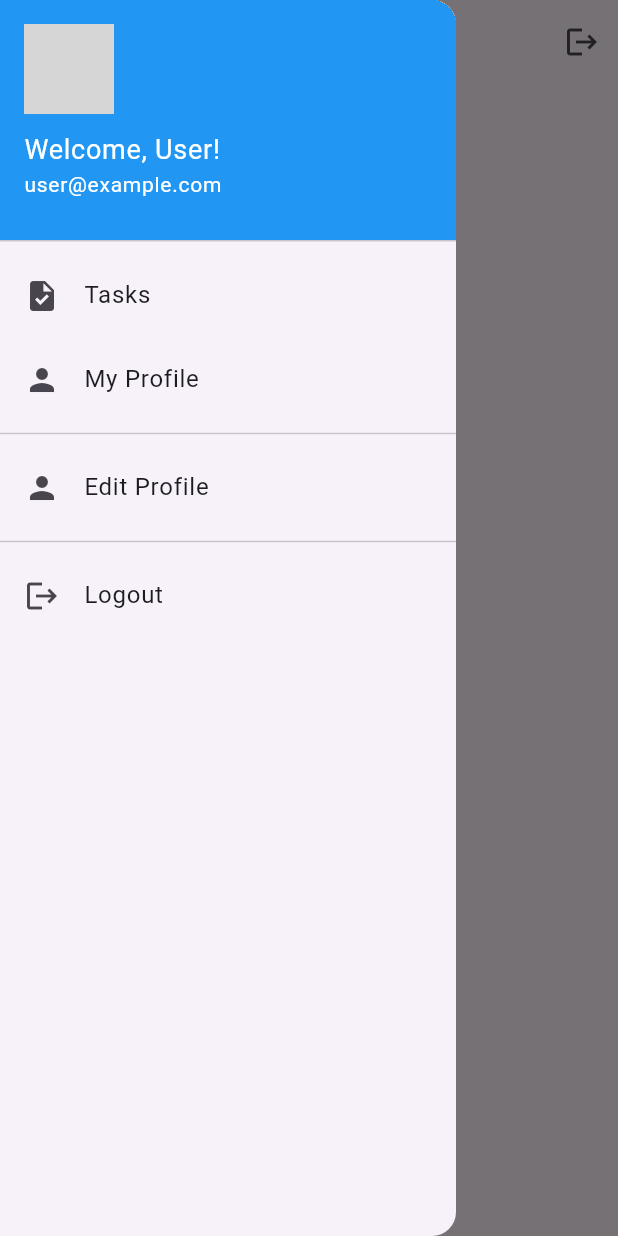
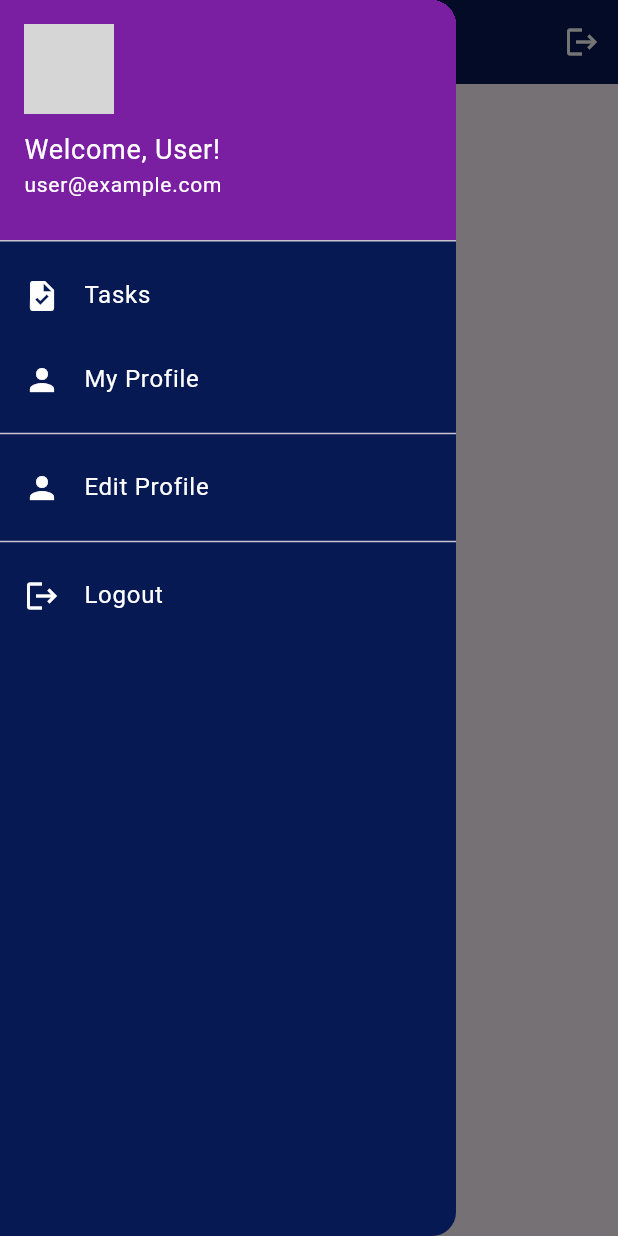
Before and after one commit to rahatcse5bu/bdcalling_task, a Flutter app: the DashboardView screen opened by its route, with the side drawer open, on a phone screen of 412 x 824 dp. Run offline on Flutter 3.47's test engine with Material 3 defaults, Android fonts, the phone set to English and light mode, and no system bars; our stand-ins replace dartz, file_picker, get, shared_preferences; accounts and stored records are empty; grey boxes are pictures that could not be loaded.

Commit message:
other things added

```diff
--- a/lib/app/modules/dashboard/view/dashboard_view.dart
+++ b/lib/app/modules/dashboard/view/dashboard_view.dart
@@ -1,4 +1,5 @@
 import 'dart:convert';
+import 'package:bdcalling_task/app/constant/app_color.dart';
 import 'package:flutter/material.dart';
 import 'package:get/get.dart';
 import '../../../routes/app_pages.dart';
@@ -13,7 +14,10 @@ class DashboardView extends StatelessWidget {
   Widget build(BuildContext context) {
     return Scaffold(
       appBar: AppBar(
-        title: Text('Dashboard'),
+        title: Text('Dashboard', style: TextStyle(color:Colors.white),),
+        centerTitle: true,
+        backgroundColor: AppColors.primary,
+         iconTheme: IconThemeData(color: Colors.white), // Set the hamburger icon color to white
         actions: [
           IconButton(
             icon: Icon(Icons.logout),
@@ -24,6 +28,7 @@ class DashboardView extends StatelessWidget {
         ],
       ),
       drawer: Drawer(
+backgroundColor: AppColors.primary,
         child: FutureBuilder<Map<String, dynamic>?>(
           future: StorageHelper.getUserInfo(),
           builder: (context, snapshot) {
@@ -40,7 +45,7 @@ class DashboardView extends StatelessWidget {
               children: [
                 DrawerHeader(
                   decoration: BoxDecoration(
-                    color: Colors.blue,
+                    color: AppColors.secondary,
                   ),
                   child: Column(
                     crossAxisAlignment: CrossAxisAlignment.start,
@@ -63,31 +68,31 @@ class DashboardView extends StatelessWidget {
                 ),
                 // Navigation Items
                 ListTile(
-                  leading: Icon(Icons.task),
-                  title: Text('Tasks'),
+                  leading: Icon(Icons.task,color: Colors.white,),
+                  title: Text('Tasks',  style: TextStyle(color: Colors.white)),
                   onTap: () {
                     Get.to(() => TaskListView());
                   },
                 ),
                 ListTile(
-                  leading: Icon(Icons.person),
-                  title: Text('My Profile'),
+                  leading: Icon(Icons.person,color: Colors.white,),
+                  title: Text('My Profile',  style: TextStyle(color: Colors.white)),
                   onTap: () {
                     Get.toNamed(Routes.profile);
                   },
                 ),
                 Divider(),
                 ListTile(
-                  leading: Icon(Icons.person),
-                  title: Text('Edit Profile'),
+                  leading: Icon(Icons.person,color: Colors.white,),
+                  title: Text('Edit Profile',  style: TextStyle(color: Colors.white)),
                   onTap: () {
                     Get.toNamed(Routes.editProfile);
                   },
                 ),
                 Divider(),
                 ListTile(
-                  leading: Icon(Icons.logout),
-                  title: Text('Logout'),
+                  leading: Icon(Icons.logout,color: Colors.white,),
+                  title: Text('Logout',  style: TextStyle(color: Colors.white)),
                   onTap: () {
                     controller.logout();
                   },
--- a/lib/app/routes/app_pages.dart
+++ b/lib/app/routes/app_pages.dart
@@ -1,3 +1,4 @@
+import 'package:bdcalling_task/app/modules/login/widgets/verify_user.dart';
 import 'package:get/get.dart';
 
 import '../APIs/auth_middleware/auth_middleware.dart';
@@ -52,25 +53,31 @@ class AppPages {
     //   binding: SingleContestBinding(),
     // ),
 GetPage(
-  name: '/profile',
+  name: Routes.profile,
   page: () => ProfileView(),
   binding: ProfileBinding(),
 ),
 GetPage(
-  name: '/profile/edit',
+  name: Routes.editProfile,
   page: () => ProfileEditView(),
   binding: ProfileBinding(),
 ),
       GetPage(
-          name: '/tasks',
+          name:Routes.tasks,
           page: () => TaskListView(),
           binding: TaskBinding(),
             middlewares: [AuthMiddleware()], // Attach middleware here
         ),
         GetPage(
-          name: '/create-task',
+          name: Routes.createTask,
           page: () => TaskCreateView(),
           binding: TaskBinding(),
+            middlewares: [AuthMiddleware()], // Attach middleware here
+        ),
+        GetPage(
+          name: Routes.verification,
+          page: () => VerificationView(),
+          binding: DashboardBinding(),
             middlewares: [AuthMiddleware()], // Attach middleware here
         ),
   ];
@@ -85,6 +92,7 @@ class Routes {
   static const tasks = '/tasks';
   static const profile = '/profile';
   static const editProfile = '/profile/edit';
+  static const verification = '/verification';
 
     // Dynamic route generator for single contest
   // static String singleBiodata(String id) => '/single-biodata/$id';
```
Also changed, not shown: lib/app/modules/dashboard/controllers/dashboard_controller.dart (added, +17 -0 lines), lib/app/modules/login/controllers/login_controller.dart (+38 -2 lines), lib/app/modules/login/views/login_view.dart (+7 -13 lines), lib/app/modules/login/widgets/login_widget.dart (+11 -0 lines), lib/app/modules/login/widgets/verify_user.dart (added, +54 -0 lines), lib/app/modules/profile/view/profile_view.dart (+6 -1 lines), lib/app/modules/profile/widgets/profile_edit_widget.dart (+6 -1 lines), lib/app/modules/register/views/register_view.dart (+4 -3 lines), lib/app/modules/tasks/view/task_create_view.dart (+7 -3 lines), lib/app/modules/tasks/view/task_view.dart (+7 -3 lines), lib/app/storage/storage_helper.dart (+14 -0 lines).
